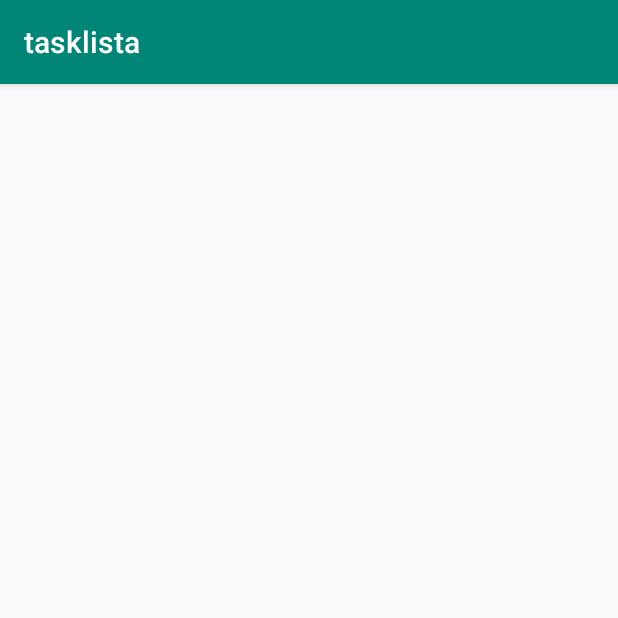
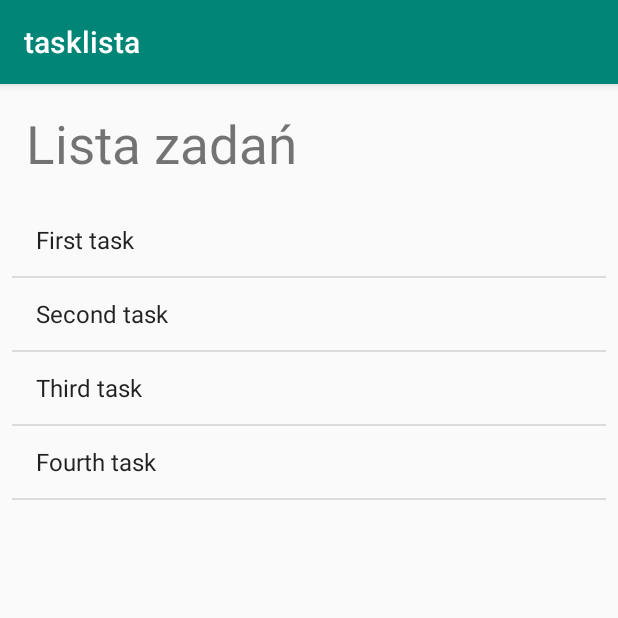
Before and after one commit to tpazera/android-tasklist, an Android app: the screen it shows after launch (ShowActivity), after a tap on "PRZEGLĄDNIJ LISTĘ ZADAŃ", on a phone screen of 412 x 824 dp, the top half of it. Run offline under Robolectric (Android 15) with nearby library versions, the phone set to English and light mode, and no system bars.

Commit message:
add listView

```diff
--- a/app/build.gradle
+++ b/app/build.gradle
@@ -17,6 +17,10 @@ android {
             proguardFiles getDefaultProguardFile('proguard-android-optimize.txt'), 'proguard-rules.pro'
         }
     }
+    compileOptions {
+        sourceCompatibility = '1.8'
+        targetCompatibility = '1.8'
+    }
 }
 
 dependencies {
@@ -26,4 +30,5 @@ dependencies {
     testImplementation 'junit:junit:4.12'
     androidTestImplementation 'androidx.test.ext:junit:1.1.0'
     androidTestImplementation 'androidx.test.espresso:espresso-core:3.1.1'
+    implementation 'androidx.recyclerview:recyclerview:1.1.0'
 }
--- a/app/src/main/java/pl/tkjm/tasklist/OpenHelper.java
+++ b/app/src/main/java/pl/tkjm/tasklist/OpenHelper.java
@@ -13,7 +13,7 @@ public class OpenHelper extends SQLiteOpenHelper {
 
     private Context context;
     public OpenHelper(final Context context) {
-        super(context, "task", null,3);
+        super(context, "task", null,5);
         this.context = context;
     }
     @Override
--- a/app/src/main/java/pl/tkjm/tasklist/ShowActivity.java
+++ b/app/src/main/java/pl/tkjm/tasklist/ShowActivity.java
@@ -1,7 +1,15 @@
 package pl.tkjm.tasklist;
 
+import android.database.sqlite.SQLiteDatabase;
+import android.database.sqlite.SQLiteOpenHelper;
+import android.os.Build;
+import android.widget.ArrayAdapter;
+import android.widget.ListView;
 import androidx.appcompat.app.AppCompatActivity;
 import android.os.Bundle;
+
+import java.util.ArrayList;
+import java.util.List;
 
 public class ShowActivity extends AppCompatActivity {
 
@@ -9,5 +17,23 @@ public class ShowActivity extends AppCompatActivity {
     protected void onCreate(Bundle savedInstanceState) {
         super.onCreate(savedInstanceState);
         setContentView(R.layout.activity_show);
+
+        SQLiteOpenHelper openHelper = new OpenHelper(this);
+        SQLiteDatabase db = openHelper.getWritableDatabase();
+        final TaskDao taskDao = new TaskDao(db);
+
+        ArrayList<String> titleList = new ArrayList<>();
+
+        List<Task> taskList = taskDao.getAll();
+        for (Task task : taskList) {
+            titleList.add(task.getTitle());
+        }
+
+
+        ArrayAdapter<String> itemsAdapter = new ArrayAdapter<>(this, android.R.layout.simple_list_item_1, titleList);
+        final ListView listView = findViewById(R.id.taskListView);
+        listView.setAdapter(itemsAdapter);
+
+
     }
 }
--- a/app/src/main/java/pl/tkjm/tasklist/Task.java
+++ b/app/src/main/java/pl/tkjm/tasklist/Task.java
@@ -8,8 +8,6 @@ public class Task implements Serializable {
     private String description;
     private String duration;
     private String date;
-
-    public Task() {}
 
     public Task(String title, String description, String date, String duration) {
         this.title = title;
--- a/app/src/main/res/layout/activity_show.xml
+++ b/app/src/main/res/layout/activity_show.xml
@@ -7,4 +7,24 @@
         android:layout_height="match_parent"
         tools:context="pl.tkjm.tasklist.ShowActivity">
 
+    <TextView
+            android:text="@string/task_list"
+            android:layout_width="0dp"
+            android:layout_height="56dp"
+            android:id="@+id/textView"
+            android:layout_marginTop="16dp"
+            app:layout_constraintEnd_toEndOf="parent" app:layout_constraintTop_toTopOf="parent"
+            app:layout_constraintStart_toStartOf="parent"
+            android:layout_marginStart="17dp" android:layout_marginEnd="17dp"
+            app:layout_constraintHorizontal_bias="0.0"
+            android:textSize="16pt"
+            android:layout_marginBottom="8dp" app:layout_constraintBottom_toTopOf="@+id/taskListView"/>
+    <ListView
+            android:id="@+id/taskListView"
+            android:layout_width="0dp"
+            android:layout_height="0dp"
+            app:layout_constraintTop_toBottomOf="@+id/textView" android:layout_marginBottom="8dp"
+            app:layout_constraintEnd_toEndOf="parent" app:layout_constraintStart_toStartOf="parent"
+            app:layout_constraintBottom_toBottomOf="parent"
+            android:layout_marginStart="8dp" android:layout_marginEnd="8dp"/>
 </androidx.constraintlayout.widget.ConstraintLayout>
--- a/app/src/main/res/values/strings.xml
+++ b/app/src/main/res/values/strings.xml
@@ -1,3 +1,6 @@
 <resources>
     <string name="app_name">tasklista</string>
+    <string name="dodaj_nowe_zadanie">DODAJ NOWE ZADANIE</string>
+    <string name="przegl_dnij_list_zada">PRZEGLĄDNIJ LISTĘ ZADAŃ</string>
+    <string name="task_list">Lista zadań</string>
 </resources>
```
